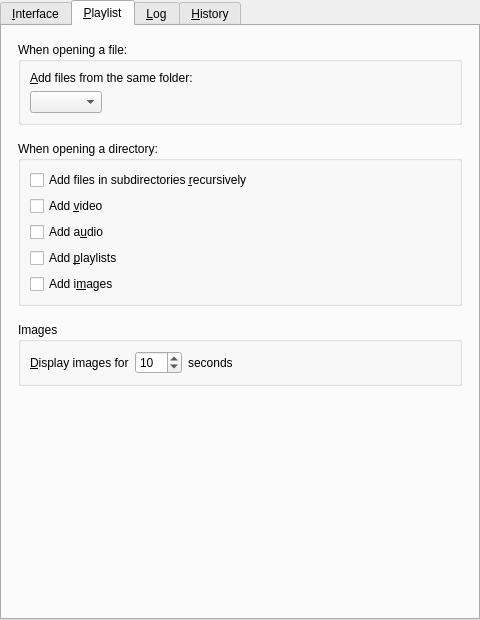
First picture: the form in src/gui/pref/interface.ui, repository wilbert2000/wzplayer, before the edit.
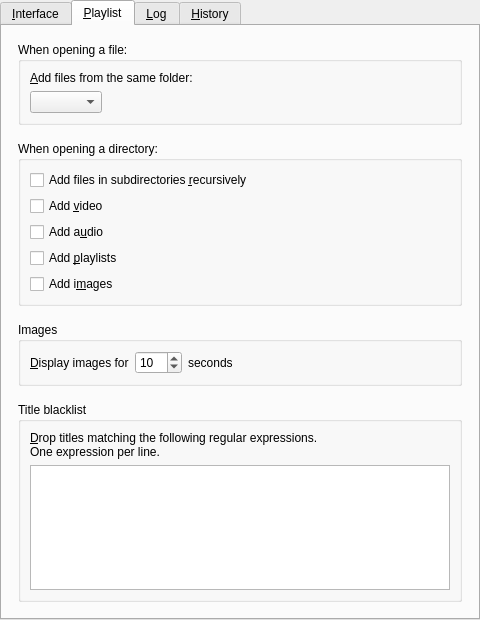
Second picture: the form after the edit. The open tabs and pages were chosen to show the change. Custom widgets are drawn as their Qt base class.

Commit message: Move title blacklist to preferences

Patch:
```diff
--- a/src/gui/pref/interface.ui
+++ b/src/gui/pref/interface.ui
@@ -330,13 +330,7 @@
        <property name="spacing">
         <number>16</number>
        </property>
-       <property name="leftMargin">
-        <number>16</number>
-       </property>
-       <property name="topMargin">
-        <number>16</number>
-       </property>
-       <property name="rightMargin">
+       <property name="margin">
         <number>16</number>
        </property>
        <item>
@@ -510,17 +504,37 @@
         </widget>
        </item>
        <item>
-        <spacer>
-         <property name="orientation">
-          <enum>Qt::Vertical</enum>
+        <widget class="QGroupBox" name="blacklist_group">
+         <property name="title">
+          <string>Title blacklist</string>
          </property>
-         <property name="sizeHint" stdset="0">
-          <size>
-           <width>20</width>
-           <height>40</height>
-          </size>
+         <property name="flat">
+          <bool>true</bool>
          </property>
-        </spacer>
+         <layout class="QVBoxLayout" name="verticalLayout_9">
+          <item>
+           <widget class="QLabel" name="blacklist_label">
+            <property name="text">
+             <string>&amp;Drop titles matching the following regular expressions.
+One expression per line.</string>
+            </property>
+            <property name="wordWrap">
+             <bool>true</bool>
+            </property>
+            <property name="buddy">
+             <cstring>blacklist_edit</cstring>
+            </property>
+           </widget>
+          </item>
+          <item>
+           <widget class="QPlainTextEdit" name="blacklist_edit">
+            <property name="plainText">
+             <string notr="true"/>
+            </property>
+           </widget>
+          </item>
+         </layout>
+        </widget>
        </item>
       </layout>
      </widget>
```
Left out of the diff: 2 changed lines with no effect on the pictures. The commit also changes 6 other files.
